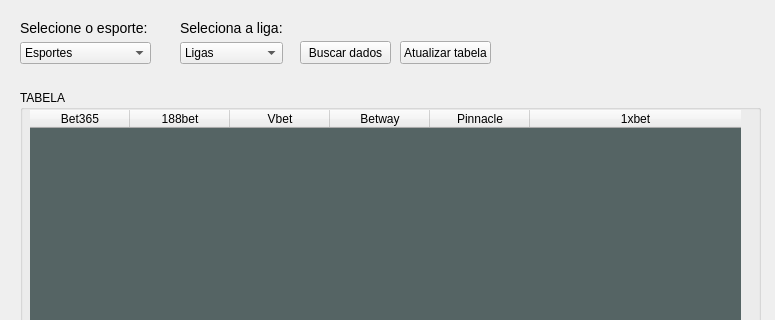
This is app/templates/teste.ui in GAbrielDantasdds/odds-api as Qt 5 draws it before an edit; both pictures show x 0 to 775 and y 0 to 320 of the 775 by 507 pixel window. The edited form follows.
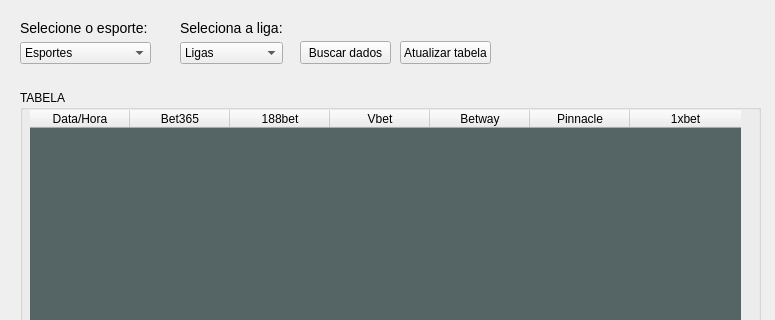
This is the edited form.

The edit to the form file:
```diff
--- a/app/templates/teste.ui
+++ b/app/templates/teste.ui
@@ -65,6 +65,12 @@
        <height>351</height>
       </rect>
      </property>
+     <property name="sizePolicy">
+      <sizepolicy hsizetype="Fixed" vsizetype="Expanding">
+       <horstretch>0</horstretch>
+       <verstretch>0</verstretch>
+      </sizepolicy>
+     </property>
      <property name="cursor" stdset="0">
       <cursorShape>CrossCursor</cursorShape>
      </property>
@@ -102,7 +108,7 @@
       <bool>true</bool>
      </property>
      <property name="columnCount">
-      <number>6</number>
+      <number>7</number>
      </property>
      <attribute name="horizontalHeaderVisible">
       <bool>true</bool>
@@ -143,6 +149,14 @@
      <attribute name="verticalHeaderStretchLastSection">
       <bool>false</bool>
      </attribute>
+     <column>
+      <property name="text">
+       <string>Data/Hora</string>
+      </property>
+      <property name="toolTip">
+       <string>Mostra a data e hora.</string>
+      </property>
+     </column>
      <column>
       <property name="text">
        <string>Bet365</string>
```
Left out of the diff: 11 changed lines with no effect on the pictures.
